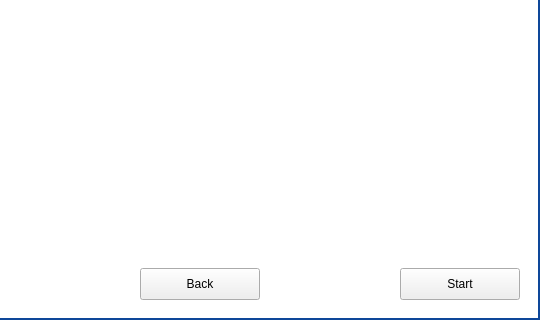
Old version of the form parsec/core/gui/forms/starting_guide_dialog.ui in the repository Scille/parsec-cloud; both pictures show x 412 to 952 and y 280 to 600 of the 952 by 600 pixel window.
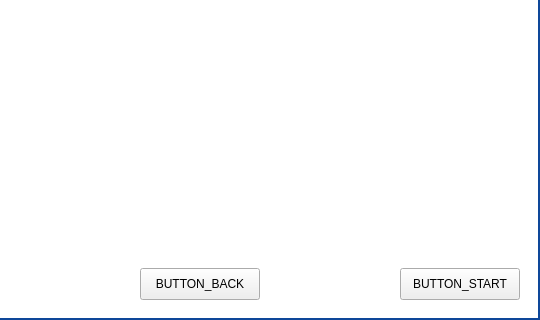
New version of the form. Icons and pictures are not drawn. Custom widgets are drawn as their Qt base class.

The edit to the form file:
```diff
--- a/parsec/core/gui/forms/starting_guide_dialog.ui
+++ b/parsec/core/gui/forms/starting_guide_dialog.ui
@@ -347,7 +347,7 @@
         <string notr="true"/>
        </property>
        <property name="text">
-        <string>Back</string>
+        <string>BUTTON_BACK</string>
        </property>
       </widget>
      </item>
@@ -404,7 +404,7 @@
         <string notr="true"/>
        </property>
        <property name="text">
-        <string>Start</string>
+        <string>BUTTON_START</string>
        </property>
        <property name="flat">
         <bool>false</bool>
```
